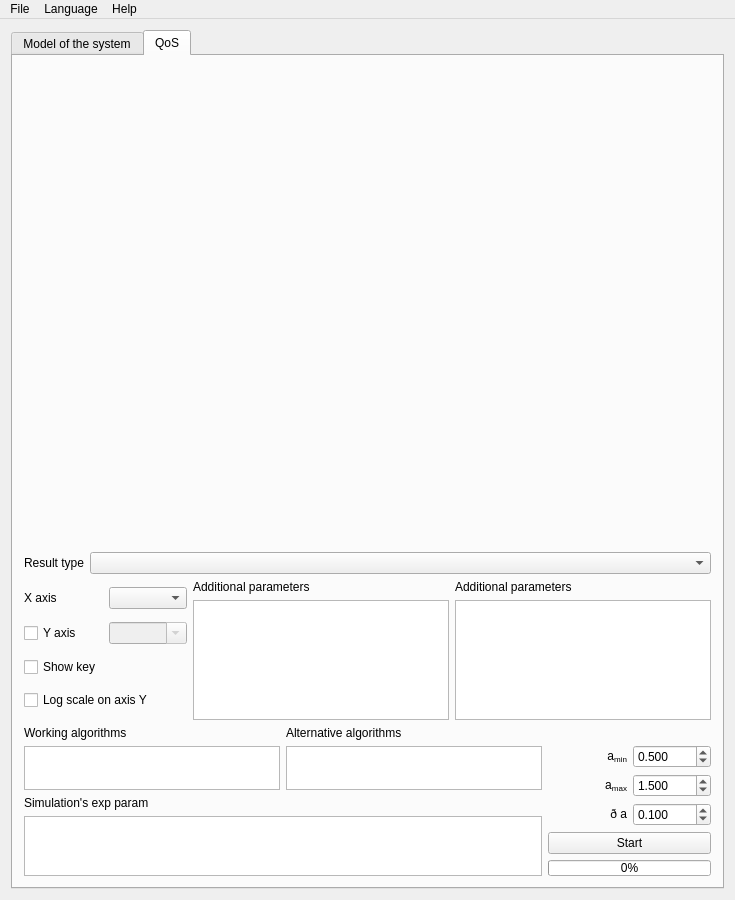
Old version of the form mainwindow.ui in the repository adamkaliszan/AnyStreamProcess.
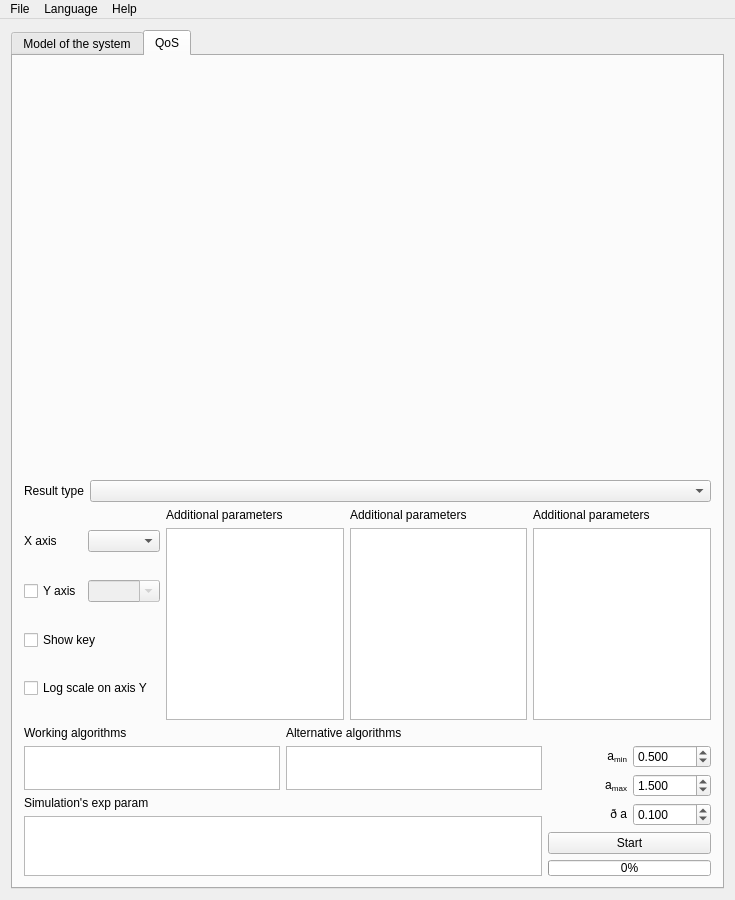
New version of the form. Icons and pictures are not drawn. Custom widgets are drawn as their Qt base class.

```diff
--- a/mainwindow.ui
+++ b/mainwindow.ui
@@ -919,8 +919,11 @@
            <layout class="QVBoxLayout" name="verticalLayout_AdditionalPar1">
             <item>
              <widget class="QLabel" name="labelResultsQtAdditionalParameters1">
+              <property name="enabled">
+               <bool>true</bool>
+              </property>
               <property name="sizePolicy">
-               <sizepolicy hsizetype="MinimumExpanding" vsizetype="Maximum">
+               <sizepolicy hsizetype="Maximum" vsizetype="Maximum">
                 <horstretch>0</horstretch>
                 <verstretch>0</verstretch>
                </sizepolicy>
@@ -932,6 +935,9 @@
             </item>
             <item>
              <widget class="QListWidget" name="listWidgetResultsQtAdditionalParameters1">
+              <property name="enabled">
+               <bool>true</bool>
+              </property>
               <property name="sizePolicy">
                <sizepolicy hsizetype="Minimum" vsizetype="Maximum">
                 <horstretch>0</horstretch>
@@ -947,7 +953,7 @@
               <property name="maximumSize">
                <size>
                 <width>16777215</width>
-                <height>120</height>
+                <height>16777215</height>
                </size>
               </property>
               <property name="selectionMode">
@@ -961,8 +967,11 @@
            <layout class="QVBoxLayout" name="verticalLayout_AdditionalPar2">
             <item>
              <widget class="QLabel" name="labelResultsQtAdditionalParameters2">
+              <property name="enabled">
+               <bool>true</bool>
+              </property>
               <property name="sizePolicy">
-               <sizepolicy hsizetype="MinimumExpanding" vsizetype="Maximum">
+               <sizepolicy hsizetype="Maximum" vsizetype="Maximum">
                 <horstretch>0</horstretch>
                 <verstretch>0</verstretch>
                </sizepolicy>
@@ -986,13 +995,13 @@
               <property name="minimumSize">
                <size>
                 <width>0</width>
-                <height>10</height>
+                <height>0</height>
                </size>
               </property>
               <property name="maximumSize">
                <size>
                 <width>16777215</width>
-                <height>120</height>
+                <height>16777215</height>
                </size>
               </property>
               <property name="selectionMode">
@@ -1002,6 +1011,39 @@
             </item>
            </layout>
           </item>
+          <item>
+           <layout class="QVBoxLayout" name="verticalLayout_AdditionalPar3">
+            <item>
+             <widget class="QLabel" name="labelResultsQtAdditionalParameters3">
+              <property name="enabled">
+               <bool>true</bool>
+              </property>
+              <property name="sizePolicy">
+               <sizepolicy hsizetype="Maximum" vsizetype="Maximum">
+                <horstretch>0</horstretch>
+                <verstretch>0</verstretch>
+               </sizepolicy>
+              </property>
+              <property name="text">
+               <string>Additional parameters</string>
+              </property>
+             </widget>
+            </item>
+            <item>
+             <widget class="QListWidget" name="listWidgetResultsQtAdditionalParameters3">
+              <property name="enabled">
+               <bool>true</bool>
+              </property>
+              <property name="sizePolicy">
+               <sizepolicy hsizetype="Minimum" vsizetype="Maximum">
+                <horstretch>0</horstretch>
+                <verstretch>0</verstretch>
+               </sizepolicy>
+              </property>
+             </widget>
+            </item>
+           </layout>
+          </item>
          </layout>
         </item>
         <item>
```
